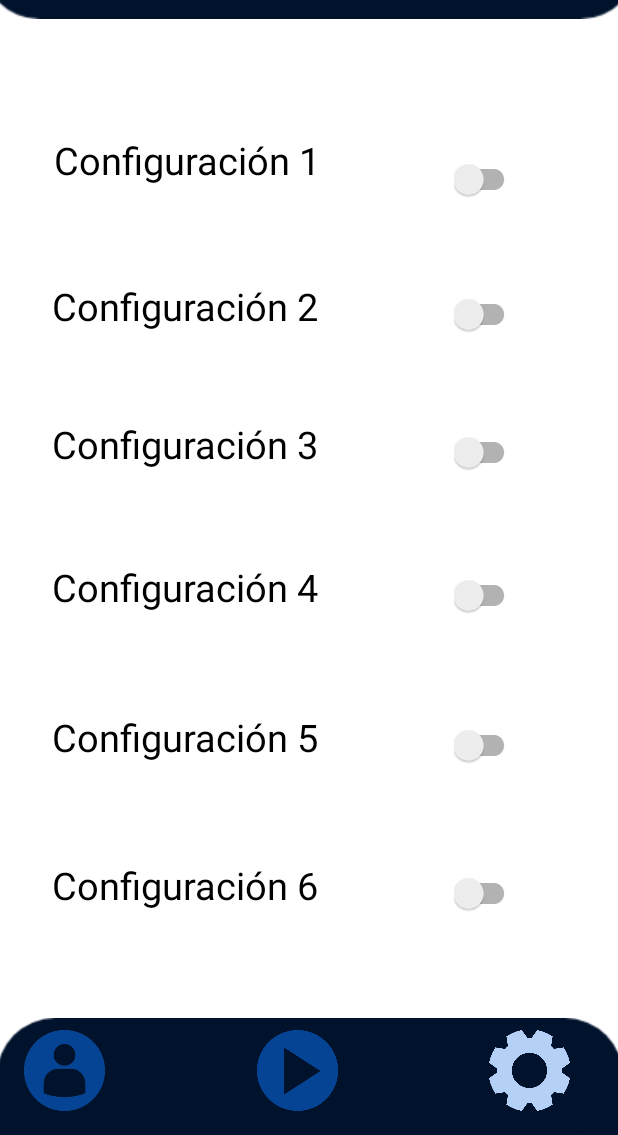
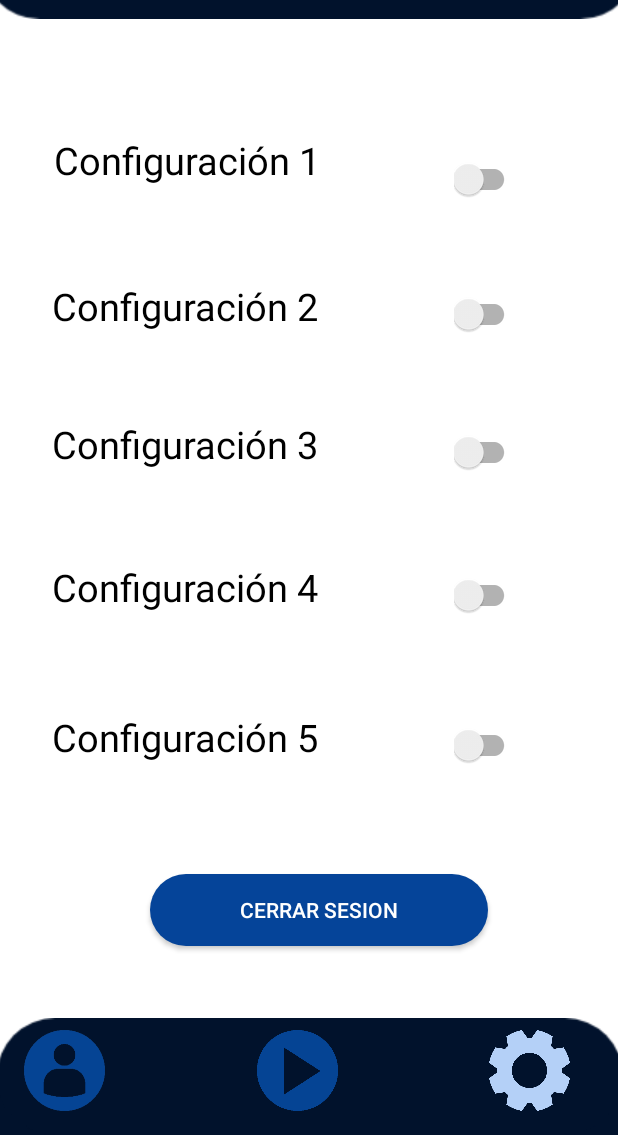
Before and after one commit to JulianHuertasUNAL/Keep-Safe-2, an Android app: the Ajustes screen opened directly, with no data from a screen before it, on a phone screen of 412 x 824 dp, the part 101-1236 px from its top. Run offline under Robolectric (Android 15) with nearby library versions, the phone set to English and light mode, and no system bars.

Commit message:
Se han agregado preferencias para auto-logear luego del primer login. Caracteristicas de auto-login y cerrar sesion

```diff
--- a/app/src/main/java/com/example/keepsafe/Ajustes.java
+++ b/app/src/main/java/com/example/keepsafe/Ajustes.java
@@ -2,7 +2,9 @@ package com.example.keepsafe;
 
 import androidx.appcompat.app.AppCompatActivity;
 
+import android.content.Context;
 import android.content.Intent;
+import android.content.SharedPreferences;
 import android.os.Bundle;
 import android.view.View;
 import android.widget.Button;
@@ -18,6 +20,27 @@ public class Ajustes extends AppCompatActivity {
 
         Button perfil = (Button)findViewById(R.id.perfil);
         Button viaje = (Button)findViewById(R.id.play);
+        Button logout = (Button)findViewById(R.id.buttonLogout);
+
+        logout.setOnClickListener(new View.OnClickListener() {
+            @Override
+            public void onClick(View v) {
+
+                // Reiniciamos las preferencias de usuario para no auto-logear la proxima vez.
+
+                SharedPreferences preferencias = getSharedPreferences("credenciales", Context.MODE_PRIVATE);
+
+                SharedPreferences.Editor editorPreferencias = preferencias.edit();
+                editorPreferencias.putString("usuario","noneUser");
+                editorPreferencias.putString("contraseña","nonePassword");
+
+                editorPreferencias.commit();
+
+                Intent siguientePantalla = new Intent(Ajustes.this,LoginForm.class);
+                startActivity(siguientePantalla);
+
+            }
+        });
 
         viaje.setOnClickListener(new View.OnClickListener() {
             @Override
--- a/app/src/main/res/layout/activity_ajustes.xml
+++ b/app/src/main/res/layout/activity_ajustes.xml
@@ -6,18 +6,6 @@
     android:layout_height="match_parent"
     android:background="#FFFFFF"
     tools:context=".Ajustes">
-
-    <androidx.appcompat.widget.SwitchCompat
-        android:id="@+id/switch6"
-        android:layout_width="44dp"
-        android:layout_height="45dp"
-        android:text=""
-        app:layout_constraintBottom_toBottomOf="parent"
-        app:layout_constraintEnd_toEndOf="parent"
-        app:layout_constraintHorizontal_bias="0.822"
-        app:layout_constraintStart_toStartOf="parent"
-        app:layout_constraintTop_toTopOf="parent"
-        app:layout_constraintVertical_bias="0.822" />
 
     <androidx.appcompat.widget.SwitchCompat
         android:id="@+id/switch5"
@@ -145,24 +133,6 @@
 
         app:layout_constraintVertical_bias="0.695" />
 
-    <TextView
-        android:id="@+id/textView13"
-        android:layout_width="217dp"
-        android:layout_height="45dp"
-        android:gravity="center_horizontal"
-        android:text="Configuración 6"
-        android:textAlignment="center"
-        android:textColor="@color/black"
-        android:textSize="25dp"
-        app:layout_constraintBottom_toBottomOf="@+id/imageView5"
-        app:layout_constraintEnd_toEndOf="parent"
-        app:layout_constraintHorizontal_bias="0.077"
-        app:layout_constraintStart_toStartOf="parent"
-        app:layout_constraintTop_toTopOf="parent"
-
-
-        app:layout_constraintVertical_bias="0.822" />
-
     <ImageView
         android:id="@+id/imageView"
         android:layout_width="440dp"
@@ -260,4 +230,19 @@
         app:layout_constraintStart_toStartOf="parent"
         app:layout_constraintTop_toTopOf="parent"
         app:layout_constraintVertical_bias="0.326" />
+
+    <Button
+        android:id="@+id/buttonLogout"
+        android:layout_width="wrap_content"
+        android:layout_height="wrap_content"
+        android:layout_marginBottom="48dp"
+        android:background="@drawable/btn_variant"
+        android:paddingLeft="60dp"
+        android:paddingRight="60dp"
+        android:text="Cerrar sesion"
+        android:textColor="#FFFFFF"
+        app:layout_constraintBottom_toTopOf="@+id/imageView5"
+        app:layout_constraintEnd_toEndOf="parent"
+        app:layout_constraintHorizontal_bias="0.537"
+        app:layout_constraintStart_toStartOf="parent" />
 </androidx.constraintlayout.widget.ConstraintLayout>
```
Also changed, not shown: app/src/main/java/com/example/keepsafe/LoginForm.java (+34 -0 lines).
